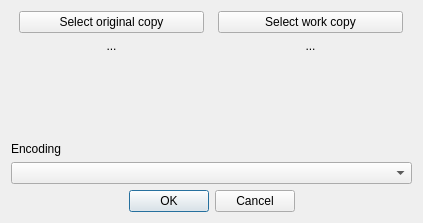
Above: src/directorydialog.ui from lumiscosity/mossball before the change. Below: the same form after it.
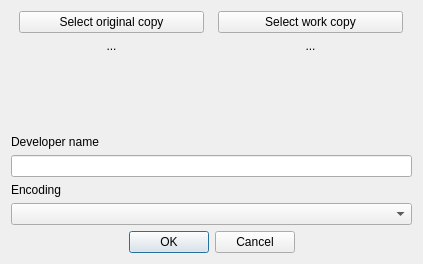
That is the form after the change. Icons and pictures are not drawn.

Patch:
```diff
--- a/src/directorydialog.ui
+++ b/src/directorydialog.ui
@@ -7,7 +7,7 @@
     <x>0</x>
     <y>0</y>
     <width>423</width>
-    <height>223</height>
+    <height>264</height>
    </rect>
   </property>
   <property name="sizePolicy">
@@ -128,6 +128,16 @@
    </item>
    <item>
     <layout class="QVBoxLayout" name="verticalLayout">
+     <item>
+      <widget class="QLabel" name="nameLabel">
+       <property name="text">
+        <string>Developer name</string>
+       </property>
+      </widget>
+     </item>
+     <item>
+      <widget class="QLineEdit" name="nameLineEdit"/>
+     </item>
      <item>
       <widget class="QLabel" name="encodingLabel">
        <property name="text">
```
